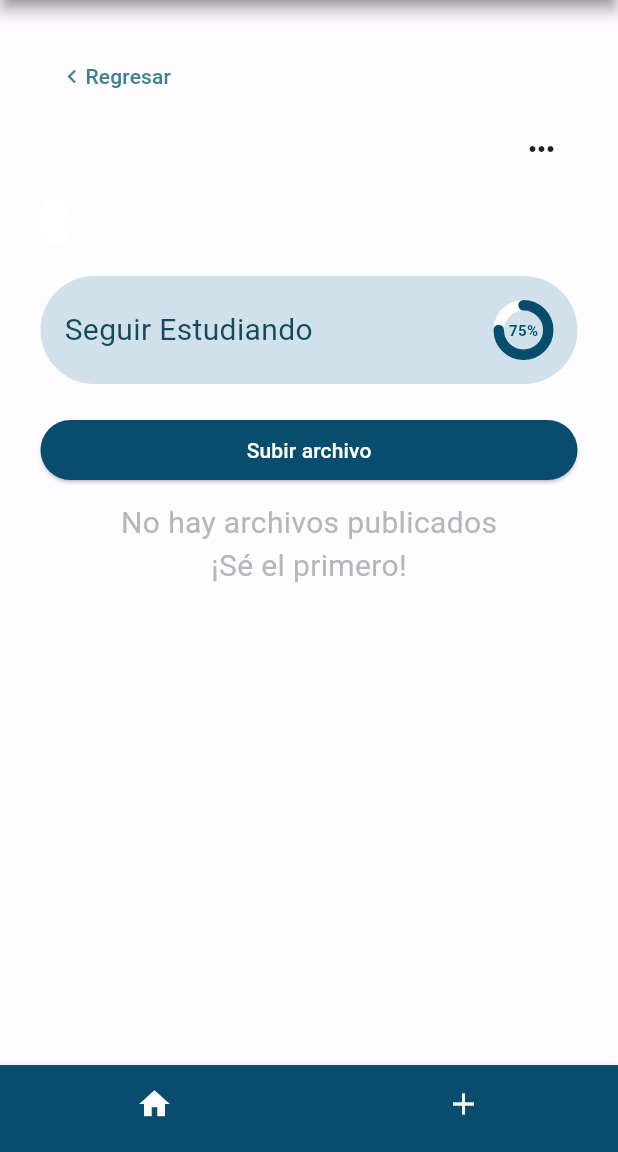
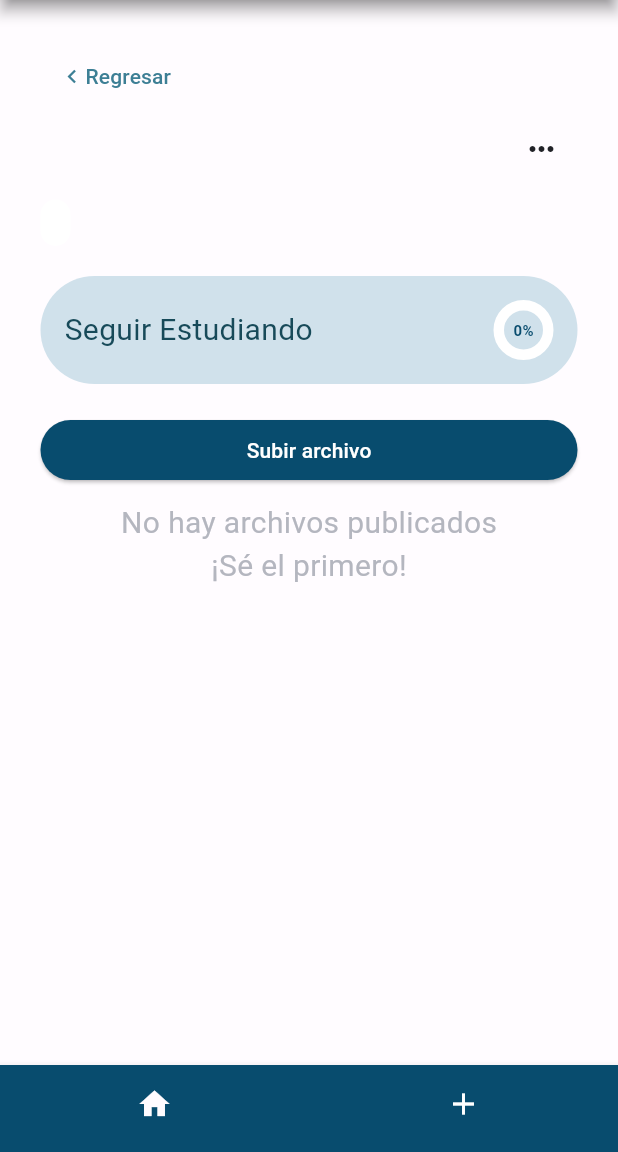
Before and after one commit to anabellaj/Genie, a Flutter app: the FlashCardCarrouselPage screen opened directly with empty values, after a tap on "Regresar", on a phone screen of 412 x 824 dp, the part 84-1236 px from its top. Run offline on Flutter 3.47's test engine with Material 3 defaults, Android fonts, the phone set to English and light mode, and no system bars; drawn by our look-alikes of percent_indicator; our stand-ins replace carousel_slider, file_picker, flip_card, google_fonts, shared_preferences; missing offline and left inert: flutter_pdfview, mongo_dart; accounts and stored records are empty.

Commit message:
feat: percentage studied

```diff
--- a/genie_app/lib/models/connection.dart
+++ b/genie_app/lib/models/connection.dart
@@ -49,9 +49,7 @@ class Connection {
         await userCollection.findOne({"_id": ObjectId.fromHexString(memberId)});
     User groupMember = User.fromJson(docUser as Map<String, dynamic>);
     List studyGroups = groupMember.studyGroups;
-    print(studyGroups);
     studyGroups.remove(group.id.oid);
-    print(studyGroups);
 
     final groupUpdate =
         ModifierBuilder().set("members", members).set("admins", admins);
@@ -77,7 +75,6 @@ class Connection {
       groupMember.id = memberId;
       groupMembs.add(groupMember);
     }
-    print("VAMOSS");
     return groupMembs;
   }
 
@@ -173,7 +170,6 @@ class Connection {
     await db.open();
     var topicCollection = db.collection('topic');
     final response = await topicCollection.findOne(where.eq('_id', castedId));
-    print(response);
     List<StudyMaterial> studyMaterials = [];
     for (var studyMaterial in response!['studyMaterial']) {
       studyMaterials.add(StudyMaterial(
--- a/genie_app/lib/models/topic.dart
+++ b/genie_app/lib/models/topic.dart
@@ -1,16 +1,18 @@
 import 'package:genie_app/models/study_material.dart';
 
 class Topic {
-  const Topic(
+   Topic(
       {this.id = '',
       required this.name,
       required this.label,
-      required this.files});
+      required this.files,
+      this.percent=0});
 
   final String id;
   final String name;
   final String label;
   final List<StudyMaterial> files;
+  late double percent=0;
 
   Map<String, dynamic> toJson() {
     return {
--- a/genie_app/lib/view/screens/create_card.dart
+++ b/genie_app/lib/view/screens/create_card.dart
@@ -96,6 +96,8 @@ class _CreateCardScreenState extends State<CreateCardScreen> {
                     ),
           TextButton(
               onPressed: () {
+                ScaffoldMessenger.of(context).hideCurrentMaterialBanner();
+
                  Navigator.pushReplacement(
                 context,
                 MaterialPageRoute(
--- a/genie_app/lib/view/screens/modify_flashcard.dart
+++ b/genie_app/lib/view/screens/modify_flashcard.dart
@@ -91,7 +91,6 @@ class _ModifyFlashcard extends State<ModifyFlashcard> {
               },
            );
       final result = await ControllerStudy.updateFlashcard(newFlashCard, widget.flashcard.id);
-      print (result);
         if (result == 'success'){
 
           Navigator.pushReplacement(
--- a/genie_app/lib/view/screens/topic.dart
+++ b/genie_app/lib/view/screens/topic.dart
@@ -170,7 +170,7 @@ class _TopicScreenState extends State<TopicScreen> {
                         const SizedBox(
                           height: 20,
                         ),
-                        PercentBar(percent: 70, group: widget.group, topicId: widget.topicId,),
+                        PercentBar(percent: snapshot.data!.percent, group: widget.group, topicId: widget.topicId,),
                         const SizedBox(
                           height: 20,
                         ),
--- a/genie_app/lib/view/widgets/carousel_flashcard.dart
+++ b/genie_app/lib/view/widgets/carousel_flashcard.dart
@@ -166,7 +166,6 @@ class _CarouselFlashcard extends State<CarouselFlashcard>{
               setState(() {
 
                 _current=_current+1;
-                print(_current);
                 if(_current>=widget.flashcards.length){
                   _current=0;
                 }
--- a/genie_app/lib/view/widgets/percent_bar.dart
+++ b/genie_app/lib/view/widgets/percent_bar.dart
@@ -43,12 +43,12 @@ class PercentBar extends StatelessWidget {
                       radius: 20,
                       backgroundColor: Colors.white,
                       progressColor: const Color(0xff084C6E),
-                      percent: 0.75, // Adjusted to 75%
+                      percent: percent, // Adjusted to 75%
                       lineWidth: 7,
                       circularStrokeCap: CircularStrokeCap.round,
-                      center: const Text(
-                        '75%',
-                        style: TextStyle(
+                      center: Text(
+                        '${(percent*100).truncate()}%',
+                        style: const TextStyle(
                           color: Color(0xff084C6E),
                           fontWeight: FontWeight.bold,
                           fontSize: 10,
--- a/genie_app/lib/viewModel/authentication.dart
+++ b/genie_app/lib/viewModel/authentication.dart
@@ -46,7 +46,6 @@ class Authenticate{
         if(result[0]["password"]==password){
           await prefs.setBool('isLoggedIn', true);
 
-          print(User.fromJson(result[0]).toJson());
           await prefs.setString("user", jsonEncode(User.fromJson(result[0])) );
           return "success";
         }else{
--- a/genie_app/lib/viewModel/controller.dart
+++ b/genie_app/lib/viewModel/controller.dart
@@ -18,6 +18,7 @@ import 'package:genie_app/view/widgets/forum_preview.dart';
 import 'package:genie_app/view/widgets/forum_reply.dart';
 import 'package:genie_app/models/forum_reply.dart';
 import 'package:genie_app/view/widgets/topic_preview.dart';
+import 'package:genie_app/viewModel/controllerStudy.dart';
 import 'package:path_provider/path_provider.dart';
 import 'package:shared_preferences/shared_preferences.dart';
 import 'package:intl/intl.dart';
@@ -117,11 +118,8 @@ User loggedUser = await Controller.getUserInfo();
   static Future<User> getUserInfo() async {
     final prefs = await SharedPreferences.getInstance();
     var user = await prefs.getString("user");
-    print(user);
     User loggedUser;
     if (user != null) {
-      print('decode');
-      print(jsonDecode(user));
       loggedUser = User.fromJson(jsonDecode(user));
 
       return loggedUser;
@@ -160,8 +158,6 @@ User loggedUser = await Controller.getUserInfo();
   static Future<String> updateUserInfo(User userInfo) async {
     try {
       final prefs = await SharedPreferences.getInstance();
-      print('update');
-      print(userInfo.toJson());
       await prefs.setString("user", jsonEncode(userInfo.toJson()));
       await Connection.updateUser(userInfo);
       return 'success';
@@ -232,11 +228,13 @@ User loggedUser = await Controller.getUserInfo();
 
   static Future<Topic> loadTopic(String id) async {
     try {
-      final prefs = await SharedPreferences.getInstance();
-      var user = await prefs.getString("user");
-      print(user);
-      return await Connection.readTopic(id);
+      User user = await Controller.getUserInfo();
+      Topic topic = await Connection.readTopic(id);
+      double percent=  await ControllerStudy.getPercent(topic, user.id);
+      topic.percent= percent;
+      return topic;
     } catch (e) {
+      print(e);
       return Topic(name: "", label: "", files: []);
     }
 
--- a/genie_app/lib/viewModel/controllerStudy.dart
+++ b/genie_app/lib/viewModel/controllerStudy.dart
@@ -1,5 +1,5 @@
 import 'dart:convert';
-
+import 'package:genie_app/models/topic.dart';
 import 'package:genie_app/models/flashcard.dart';
 import 'package:genie_app/models/connection.dart';
 import 'package:genie_app/viewModel/controller.dart';
@@ -114,6 +114,8 @@ class ControllerStudy {
     static Future updateStudied(List<bool> studied, String topicId, List<Flashcard> flashcards)async{
       try {
         User user = await Controller.getUserInfo();
+        User fullUser = await Connection.getUser(user.id);
+
       List<dynamic> studiedIds=[];
       int counter=0;
       for (bool b in studied){
@@ -125,13 +127,13 @@ class ControllerStudy {
 
       if(studiedIds.isNotEmpty){
 
-         if(user.flashCardsStudied.indexWhere((e)=>e['topic'] == topicId)!=-1){
-          for (var topic in user.flashCardsStudied) {
+         if(fullUser.flashCardsStudied.indexWhere((e)=>e['topic'] == topicId)!=-1){
+          for (var topic in fullUser.flashCardsStudied) {
             if(topic["topic"] == topicId){
               topic['studied'] = studiedIds;
 
           }
-          await Connection.updateUserFlashcard(user.id, user.flashCardsStudied);
+          await Connection.updateUserFlashcard(user.id, fullUser.flashCardsStudied);
         }}else{
           await Connection.updateStudied(user.id, {
           'topic': topicId,
@@ -155,4 +157,17 @@ class ControllerStudy {
       return counter;
     }
 
+    static Future<double> getPercent(Topic topicId, String userId)async{
+      User fullUser = await Connection.getUser(userId);
+      List<Flashcard> flashcards = await Connection.getFlashCards(topicId.id);
+      if(fullUser.flashCardsStudied.indexWhere((e)=>e['topic']==topicId.id)!=-1){
+        List studied = fullUser.flashCardsStudied[fullUser.flashCardsStudied.indexWhere((e)=>e['topic']==topicId.id)]['studied'];
+        return studied.length/flashcards.length;
+      }else{
+        return 0;
+      }
+
+    }
+
+
 }
```
Also changed, not shown: genie_app/lib/view/screens/pdf_viewer.dart (+0 -18 lines), genie_app/lib/viewModel/controllerForum.dart (+2 -9 lines).
